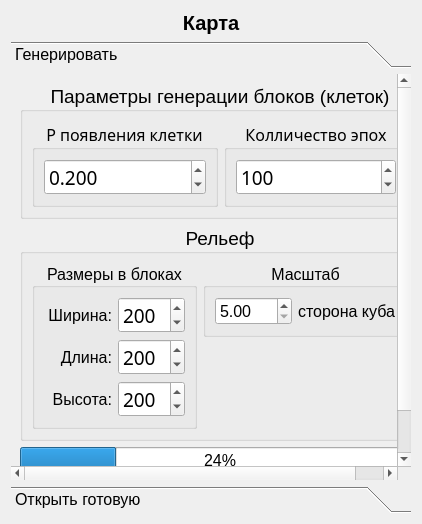
Old version of the form dataSetGenerator-master/optmapgeneratorwindow.ui in the repository Nisitka/air-trail-generator.
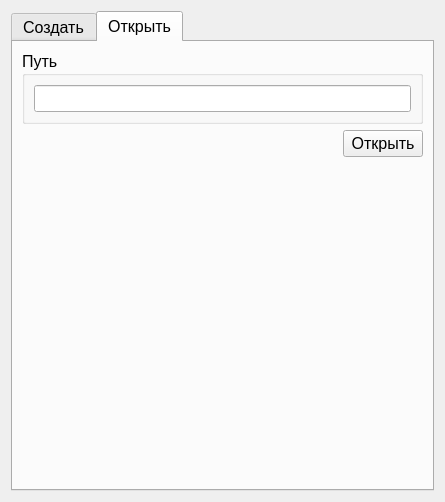
New version of the form. The open tabs and pages were chosen to show the change.

```diff
--- a/dataSetGenerator-master/optmapgeneratorwindow.ui
+++ b/dataSetGenerator-master/optmapgeneratorwindow.ui
@@ -6,69 +6,16 @@
    <rect>
     <x>0</x>
     <y>0</y>
-    <width>418</width>
-    <height>524</height>
+    <width>432</width>
+    <height>454</height>
    </rect>
   </property>
   <property name="windowTitle">
    <string>Form</string>
   </property>
-  <layout class="QVBoxLayout" name="verticalLayout_4">
+  <layout class="QVBoxLayout" name="verticalLayout">
    <item>
-    <layout class="QHBoxLayout" name="horizontalLayout">
-     <item>
-      <spacer name="horizontalSpacer">
-       <property name="orientation">
-        <enum>Qt::Horizontal</enum>
-       </property>
-       <property name="sizeHint" stdset="0">
-        <size>
-         <width>40</width>
-         <height>20</height>
-        </size>
-       </property>
-      </spacer>
-     </item>
-     <item>
-      <widget class="QLabel" name="mapTitleLabel">
-       <property name="font">
-        <font>
-         <pointsize>15</pointsize>
-         <weight>75</weight>
-         <bold>true</bold>
-        </font>
-       </property>
-       <property name="text">
-        <string>Карта</string>
-       </property>
-       <property name="alignment">
-        <set>Qt::AlignCenter</set>
-       </property>
-      </widget>
-     </item>
-     <item>
-      <spacer name="horizontalSpacer_2">
-       <property name="orientation">
-        <enum>Qt::Horizontal</enum>
-       </property>
-       <property name="sizeHint" stdset="0">
-        <size>
-         <width>40</width>
-         <height>20</height>
-        </size>
-       </property>
-      </spacer>
-     </item>
-    </layout>
-   </item>
-   <item>
-    <widget class="QToolBox" name="toolBox">
-     <property name="minimumSize">
-      <size>
-       <width>400</width>
-       <height>0</height>
-      </size>
-     </property>
+    <widget class="QTabWidget" name="tabWidget">
      <property name="font">
       <font>
        <pointsize>12</pointsize>
@@ -77,19 +24,24 @@
      <property name="currentIndex">
       <number>0</number>
      </property>
-     <widget class="QWidget" name="page">
-      <property name="geometry">
-       <rect>
-        <x>0</x>
-        <y>0</y>
-        <width>406</width>
-        <height>398</height>
-       </rect>
-      </property>
-      <attribute name="label">
-       <string>Генерировать</string>
+     <widget class="QWidget" name="tab">
+      <attribute name="title">
+       <string>Создать</string>
       </attribute>
-      <layout class="QVBoxLayout" name="verticalLayout">
+      <layout class="QVBoxLayout" name="verticalLayout_7">
+       <item>
+        <spacer name="verticalSpacer_3">
+         <property name="orientation">
+          <enum>Qt::Vertical</enum>
+         </property>
+         <property name="sizeHint" stdset="0">
+          <size>
+           <width>20</width>
+           <height>40</height>
+          </size>
+         </property>
+        </spacer>
+       </item>
        <item>
         <widget class="QGroupBox" name="geoGroupBox">
          <property name="font">
@@ -254,7 +206,7 @@
                   <number>10</number>
                  </property>
                  <property name="maximum">
-                  <number>500</number>
+                  <number>2000</number>
                  </property>
                  <property name="value">
                   <number>200</number>
@@ -294,7 +246,7 @@
                   <number>10</number>
                  </property>
                  <property name="maximum">
-                  <number>500</number>
+                  <number>2000</number>
                  </property>
                  <property name="value">
                   <number>200</number>
@@ -410,13 +362,6 @@
          </layout>
         </widget>
        </item>
-       <item>
-        <widget class="QProgressBar" name="buildProgressBar">
-         <property name="value">
-          <number>24</number>
-         </property>
-        </widget>
-       </item>
        <item>
         <layout class="QHBoxLayout" name="horizontalLayout_17">
          <item>
@@ -434,6 +379,12 @@
          </item>
          <item>
           <widget class="QPushButton" name="generateNewGbutton">
+           <property name="minimumSize">
+            <size>
+             <width>120</width>
+             <height>30</height>
+            </size>
+           </property>
            <property name="font">
             <font>
              <pointsize>12</pointsize>
@@ -459,6 +410,13 @@
          </item>
         </layout>
        </item>
+       <item>
+        <widget class="QProgressBar" name="buildProgressBar">
+         <property name="value">
+          <number>24</number>
+         </property>
+        </widget>
+       </item>
        <item>
         <spacer name="verticalSpacer">
          <property name="orientation">
@@ -466,26 +424,87 @@
          </property>
          <property name="sizeHint" stdset="0">
           <size>
-           <width>20</width>
-           <height>40</height>
+           <width>389</width>
+           <height>8</height>
           </size>
          </property>
         </spacer>
        </item>
       </layout>
      </widget>
-     <widget class="QWidget" name="page_2">
-      <property name="geometry">
-       <rect>
-        <x>0</x>
-        <y>0</y>
-        <width>400</width>
-        <height>408</height>
-       </rect>
-      </property>
-      <attribute name="label">
-       <string>Открыть готовую</string>
+     <widget class="QWidget" name="tab_2">
+      <attribute name="title">
+       <string>Открыть</string>
       </attribute>
+      <layout class="QVBoxLayout" name="verticalLayout_8">
+       <item>
+        <widget class="QGroupBox" name="groupBox_3">
+         <property name="title">
+          <string>Путь</string>
+         </property>
+         <layout class="QHBoxLayout" name="horizontalLayout_8">
+          <item>
+           <widget class="QLineEdit" name="dirMapLineEdit">
+            <property name="font">
+             <font>
+              <pointsize>12</pointsize>
+             </font>
+            </property>
+           </widget>
+          </item>
+         </layout>
+        </widget>
+       </item>
+       <item>
+        <layout class="QHBoxLayout" name="horizontalLayout_9">
+         <item>
+          <spacer name="horizontalSpacer_3">
+           <property name="orientation">
+            <enum>Qt::Horizontal</enum>
+           </property>
+           <property name="sizeHint" stdset="0">
+            <size>
+             <width>40</width>
+             <height>20</height>
+            </size>
+           </property>
+          </spacer>
+         </item>
+         <item>
+          <layout class="QVBoxLayout" name="verticalLayout_4">
+           <item>
+            <widget class="QPushButton" name="openMapButton">
+             <property name="font">
+              <font>
+               <pointsize>12</pointsize>
+              </font>
+             </property>
+             <property name="text">
+              <string>Открыть</string>
+             </property>
+            </widget>
+           </item>
+           <item>
+            <spacer name="verticalSpacer_4">
+             <property name="orientation">
+              <enum>Qt::Vertical</enum>
+             </property>
+             <property name="sizeHint" stdset="0">
+              <size>
+               <width>20</width>
+               <height>40</height>
+              </size>
+             </property>
+            </spacer>
+           </item>
+          </layout>
+         </item>
+        </layout>
+       </item>
+      </layout>
+      <zorder>groupBox_3</zorder>
+      <zorder>horizontalSpacer_3</zorder>
+      <zorder></zorder>
      </widget>
     </widget>
    </item>
```
